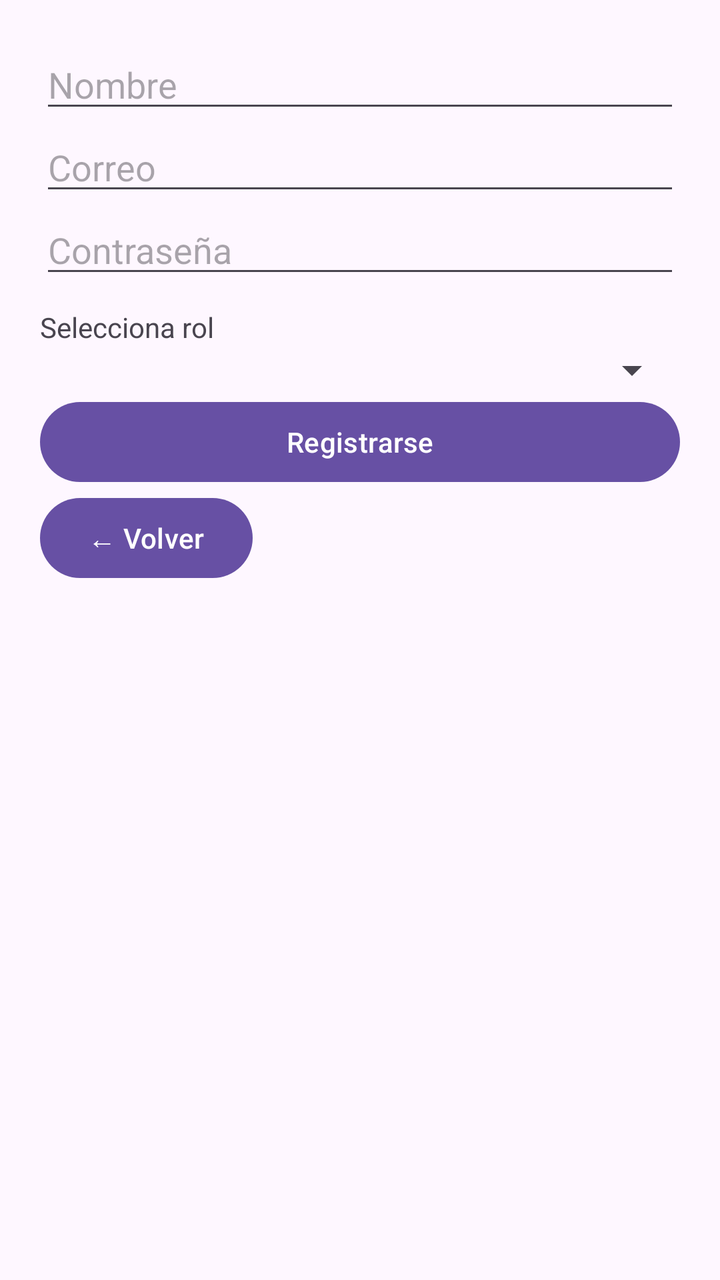
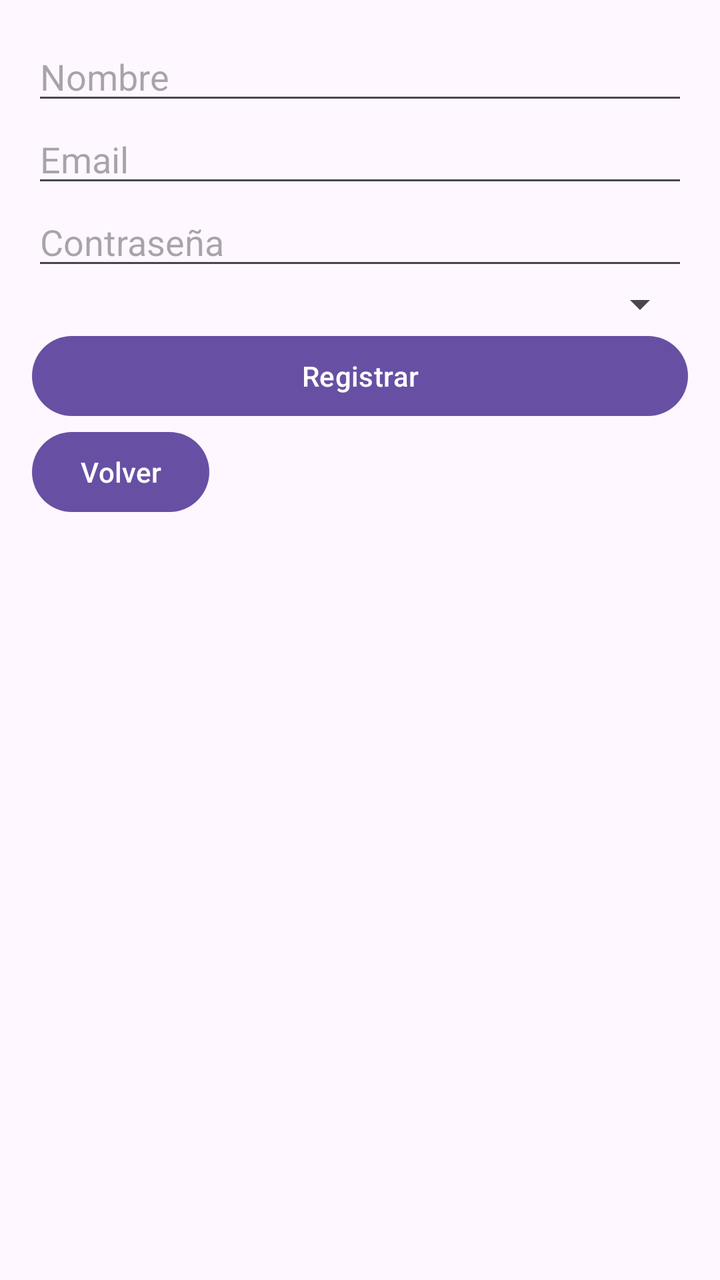

Compare the two renders of this Android layout. The source of the first and the diff that turns it into the second are given below.
<!-- AndroidManifest.xml: application theme Theme.TechStore -->
<!-- res/layout/activity_registro.xml -->
<?xml version="1.0" encoding="utf-8"?>
<LinearLayout xmlns:android="http://schemas.android.com/apk/res/android"
    android:orientation="vertical"
    android:padding="20dp"
    android:layout_width="match_parent"
    android:layout_height="match_parent">

    <EditText
        android:id="@+id/etNombre"
        android:hint="Nombre"
        android:layout_width="match_parent"
        android:layout_height="wrap_content"/>

    <EditText
        android:id="@+id/etEmail"
        android:hint="Correo"
        android:inputType="textEmailAddress"
        android:layout_width="match_parent"
        android:layout_height="wrap_content"/>

    <EditText
        android:id="@+id/etPassword"
        android:hint="Contraseña"
        android:inputType="textPassword"
        android:layout_width="match_parent"
        android:layout_height="wrap_content"/>

    <TextView
        android:layout_width="match_parent"
        android:layout_height="wrap_content"
        android:text="Selecciona rol"
        android:layout_marginTop="10dp"/>

    <Spinner
        android:id="@+id/spinnerRol"
        android:layout_width="match_parent"
        android:layout_height="wrap_content"/>

    <Button
        android:id="@+id/btnRegistrar"
        android:text="Registrarse"
        android:layout_width="match_parent"
        android:layout_height="wrap_content"/>

    <Button
        android:id="@+id/btnVolver"
        android:text="← Volver"
        android:layout_width="wrap_content"
        android:layout_height="wrap_content"/>

</LinearLayout>
<!-- resources referenced by this layout -->
<resources>
  <style name="Theme.TechStore" parent="Base.Theme.TechStore" />
  <style name="Base.Theme.TechStore" parent="Theme.Material3.DayNight.NoActionBar">
          
          
      </style>
</resources>

<!-- the commit's change to res/layout/activity_registro.xml (unified diff, before → after) -->
@@ -1,35 +1,34 @@
 <?xml version="1.0" encoding="utf-8"?>
-<LinearLayout xmlns:android="http://schemas.android.com/apk/res/android"
+<LinearLayout
+    xmlns:android="http://schemas.android.com/apk/res/android"
     android:orientation="vertical"
-    android:padding="20dp"
+    android:padding="16dp"
     android:layout_width="match_parent"
     android:layout_height="match_parent">
 
     <EditText
         android:id="@+id/etNombre"
-        android:hint="Nombre"
+        android:hint="@string/hint_nombre"
+        android:inputType="textPersonName"
+        android:autofillHints="name"
         android:layout_width="match_parent"
         android:layout_height="wrap_content"/>
 
     <EditText
         android:id="@+id/etEmail"
-        android:hint="Correo"
+        android:hint="@string/hint_email"
         android:inputType="textEmailAddress"
+        android:autofillHints="emailAddress"
         android:layout_width="match_parent"
         android:layout_height="wrap_content"/>
 
     <EditText
         android:id="@+id/etPassword"
-        android:hint="Contraseña"
+        android:hint="@string/hint_password"
         android:inputType="textPassword"
+        android:autofillHints="password"
         android:layout_width="match_parent"
         android:layout_height="wrap_content"/>
-
-    <TextView
-        android:layout_width="match_parent"
-        android:layout_height="wrap_content"
-        android:text="Selecciona rol"
-        android:layout_marginTop="10dp"/>
 
     <Spinner
         android:id="@+id/spinnerRol"
@@ -38,13 +37,13 @@
 
     <Button
         android:id="@+id/btnRegistrar"
-        android:text="Registrarse"
+        android:text="@string/registrar"
         android:layout_width="match_parent"
         android:layout_height="wrap_content"/>
 
     <Button
         android:id="@+id/btnVolver"
-        android:text="← Volver"
+        android:text="@string/volver"
         android:layout_width="wrap_content"
         android:layout_height="wrap_content"/>
 
<!-- resource entries referenced after the edit -->
@@ -1,5 +1,10 @@
 <!-- resources referenced by this layout -->
 <resources>
+  <string name="hint_email">Email</string>
+  <string name="hint_nombre">Nombre</string>
+  <string name="hint_password">Contraseña</string>
+  <string name="registrar">Registrar</string>
+  <string name="volver">Volver</string>
   <style name="Theme.TechStore" parent="Base.Theme.TechStore" />
   <style name="Base.Theme.TechStore" parent="Theme.Material3.DayNight.NoActionBar">
           
